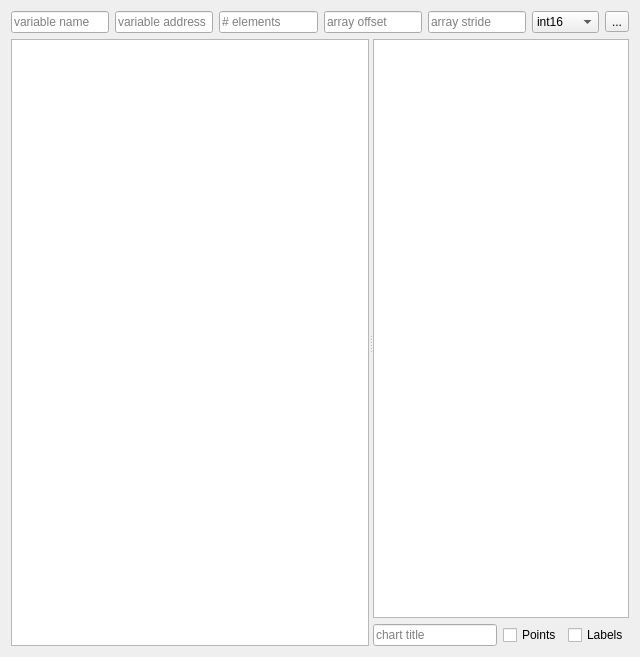
This is src/SeerArrayVisualizerWidget.ui in epasveer/seer as Qt 5 draws it before an edit. The edited form follows.
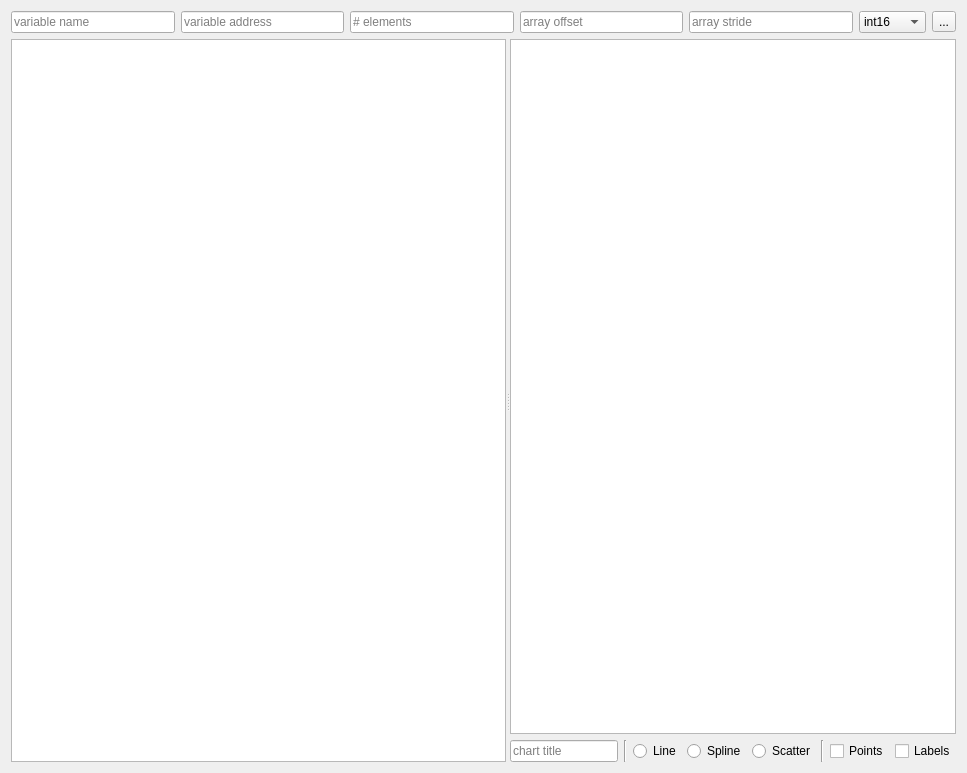
This is the edited form. Icons and pictures are not drawn. Custom widgets are drawn as their Qt base class.

Commit message: ArrayVisualizer. Plotting arrays.

```diff
--- a/src/SeerArrayVisualizerWidget.ui
+++ b/src/SeerArrayVisualizerWidget.ui
@@ -6,8 +6,8 @@
    <rect>
     <x>0</x>
     <y>0</y>
-    <width>640</width>
-    <height>657</height>
+    <width>967</width>
+    <height>773</height>
    </rect>
   </property>
   <property name="windowTitle">
@@ -214,6 +214,50 @@
            </property>
           </widget>
          </item>
+         <item>
+          <widget class="Line" name="line_1">
+           <property name="orientation">
+            <enum>Qt::Vertical</enum>
+           </property>
+          </widget>
+         </item>
+         <item>
+          <widget class="QRadioButton" name="lineRadioButton">
+           <property name="text">
+            <string>Line</string>
+           </property>
+           <attribute name="buttonGroup">
+            <string notr="true">lineTypeButtonGroup</string>
+           </attribute>
+          </widget>
+         </item>
+         <item>
+          <widget class="QRadioButton" name="splineRadioButton">
+           <property name="text">
+            <string>Spline</string>
+           </property>
+           <attribute name="buttonGroup">
+            <string notr="true">lineTypeButtonGroup</string>
+           </attribute>
+          </widget>
+         </item>
+         <item>
+          <widget class="QRadioButton" name="scatterRadioButton">
+           <property name="text">
+            <string>Scatter</string>
+           </property>
+           <attribute name="buttonGroup">
+            <string notr="true">lineTypeButtonGroup</string>
+           </attribute>
+          </widget>
+         </item>
+         <item>
+          <widget class="Line" name="line_2">
+           <property name="orientation">
+            <enum>Qt::Vertical</enum>
+           </property>
+          </widget>
+         </item>
          <item>
           <widget class="QCheckBox" name="pointsCheckBox">
            <property name="toolTip">
```
Left out of the diff: 5 changed lines with no effect on the pictures. The commit also changes 4 other files.
